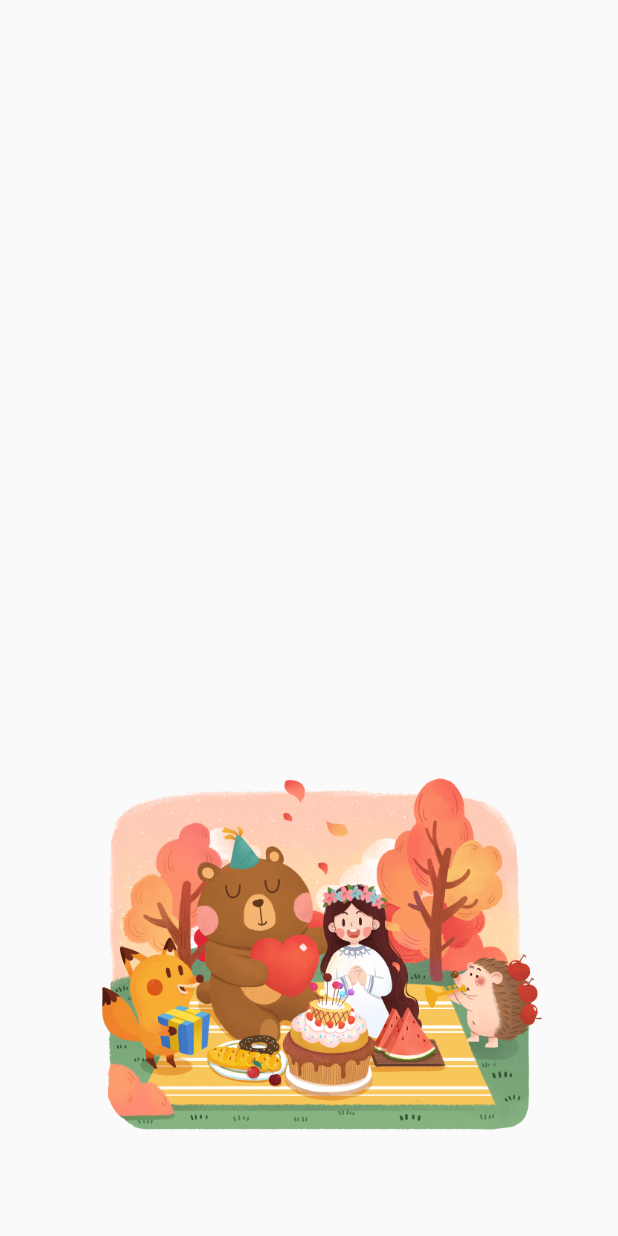
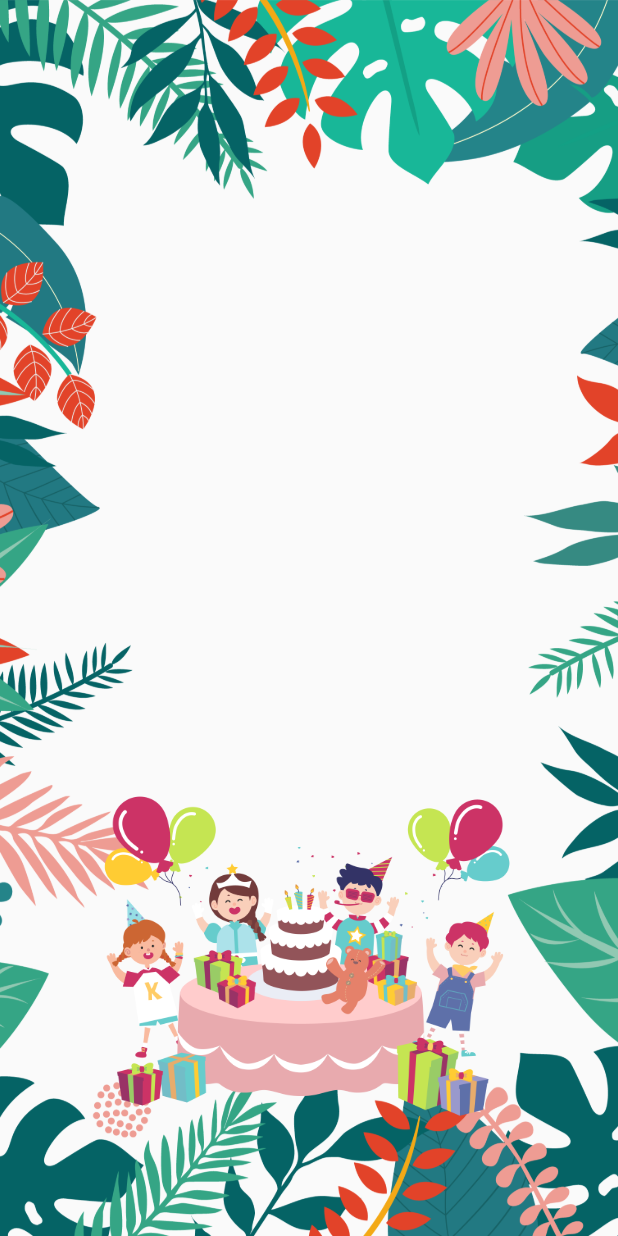
Before and after one commit to sopaknin/Paknin, a Flutter app: the screen it shows after launch, swiped to page 2, on a phone screen of 412 x 824 dp. Run offline on Flutter 3.47's test engine with Material 2 defaults, Android fonts, the light colour scheme and no system bars; our stand-ins replace confetti.

Commit message:
pageview,with background.

```diff
--- a/lib/page_1.dart
+++ b/lib/page_1.dart
@@ -4,18 +4,57 @@ class page_1 extends StatelessWidget {
 
   @override
   Widget build(BuildContext context) {
-    return Scaffold(
-        body:Container(
+    return Container(
         margin: EdgeInsets.only(top:450,left: 20,right: 20),
         width: double.maxFinite,
         height: double.maxFinite,
         decoration: BoxDecoration(
             image: DecorationImage(
-                    image:AssetImage("assets/shengri.png"),
+                image:AssetImage("assets/whole_family.png"),
                 fit: BoxFit.fitWidth
             )
         )
-        ),
     );
+
   }
 }
+
+class page_2 extends StatelessWidget {
+  const page_2({Key? key}) : super(key: key);
+
+  @override
+  Widget build(BuildContext context) {
+    return Container(
+          margin: EdgeInsets.only(top:450,left: 20,right: 20),
+          width: double.maxFinite,
+          height: double.maxFinite,
+          decoration: BoxDecoration(
+              image: DecorationImage(
+                  image:AssetImage("assets/whole_family.png"),
+                  fit: BoxFit.fitWidth
+              )
+          )
+      );
+
+  }
+}
+
+class page_3 extends StatelessWidget {
+  const page_3({Key? key}) : super(key: key);
+
+  @override
+  Widget build(BuildContext context) {
+    return Container(
+        margin: EdgeInsets.only(top:450,left: 20,right: 20),
+        width: double.maxFinite,
+        height: double.maxFinite,
+        decoration: BoxDecoration(
+            image: DecorationImage(
+                image:AssetImage("assets/hbd.png"),
+                fit: BoxFit.fitWidth
+            )
+        )
+    );
+
+  }
+}
--- a/lib/welcome_page.dart
+++ b/lib/welcome_page.dart
@@ -19,12 +19,22 @@ class _welcome_pageState extends State<welcome_page> {
   @override
   Widget build(BuildContext context) {
     return Scaffold(
-      body: PageView.builder(
-        scrollDirection: Axis.vertical,
-        itemCount: 3,
-        itemBuilder: (_, index){
-          return page_1();
-      }),
+      body: Container(
+        child: PageView(
+          scrollDirection: Axis.vertical,
+          children: [
+            page_1(),
+            page_2(),
+            page_3(),
+          ],
+        ),
+        decoration: BoxDecoration(
+            image: DecorationImage(
+                image:AssetImage("assets/flower.png"),
+                fit: BoxFit.fitHeight
+            )
+        ),
+      )
     );
   }
 }
```
Also changed, not shown: lib/test.dart (added, +163 -0 lines), assets/caidai.png (added), assets/flower.png (added). Lines whose indentation alone changed are shown as unchanged.
